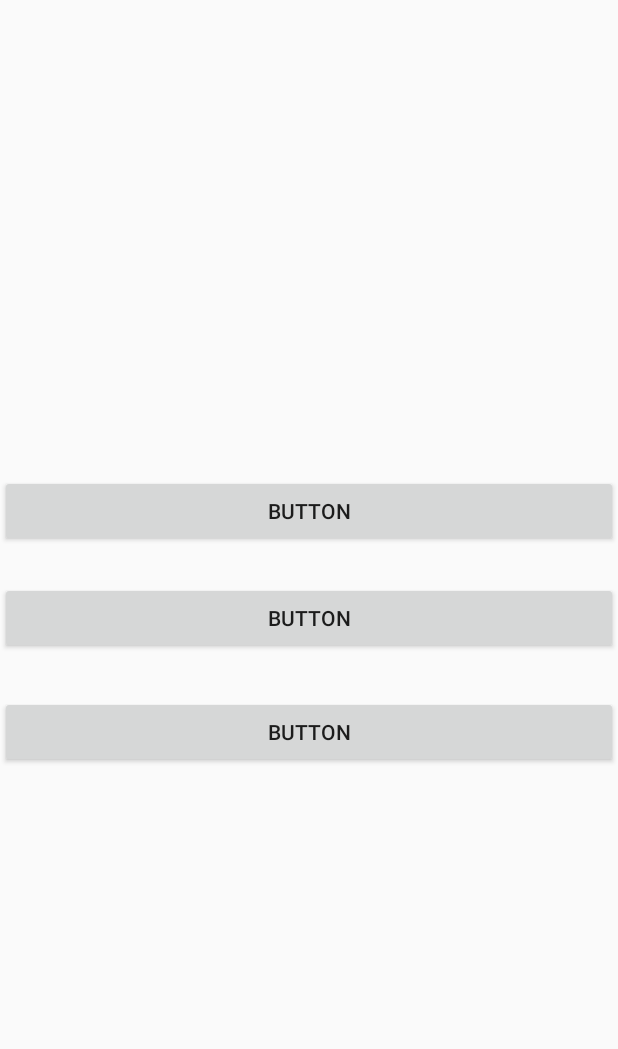
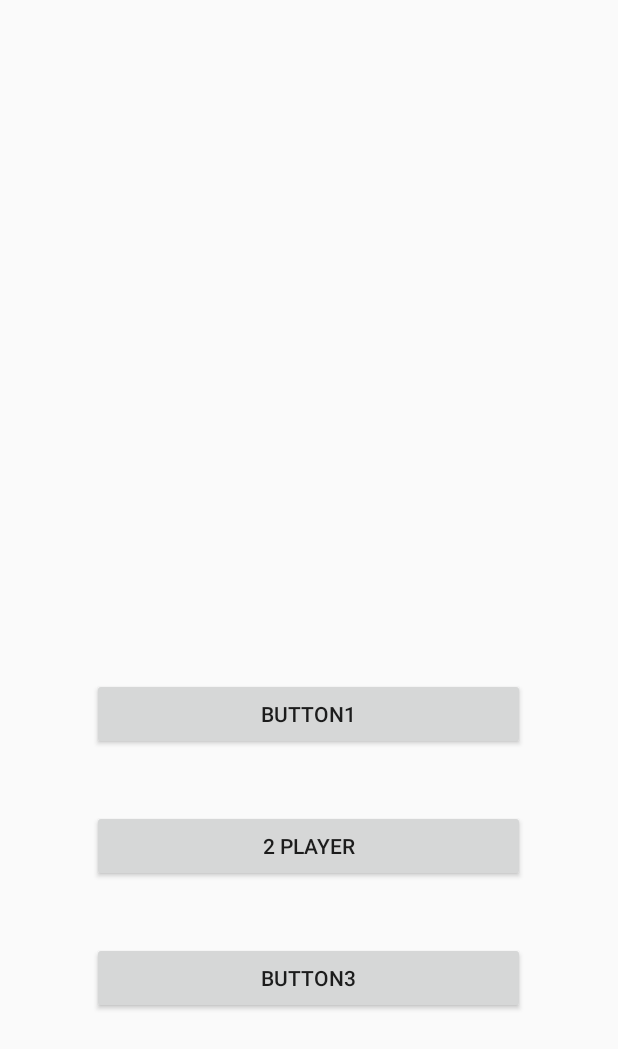
Before and after one commit to UNFDanmark/SDC2017-SimonSays5, an Android app: the screen it shows after launch (MainMenu), on a phone screen of 412 x 824 dp. Shown: the top 1049 px of the screen. Run offline under Robolectric (Android 15) with nearby library versions, the phone set to English and light mode, and no system bars.

Commit message:
UI menu work

```diff
--- a/app/src/main/AndroidManifest.xml
+++ b/app/src/main/AndroidManifest.xml
@@ -16,6 +16,8 @@
                 <category android:name="android.intent.category.LAUNCHER" />
             </intent-filter>
         </activity>
+
+        <activity android:name=".TwoPlayerActivity"/>
     </application>
 
 </manifest>
--- a/app/src/main/java/com/example/deltager/simonsays5/MainMenu.java
+++ b/app/src/main/java/com/example/deltager/simonsays5/MainMenu.java
@@ -1,8 +1,13 @@
 package com.example.deltager.simonsays5;
 
 import android.app.Activity;
+import android.content.Intent;
 import android.support.v7.app.AppCompatActivity;
 import android.os.Bundle;
+import android.view.View;
+
+import static com.example.deltager.simonsays5.R.layout.player2;
+
 
 public class MainMenu extends Activity {
 
@@ -12,4 +17,9 @@ public class MainMenu extends Activity {
         setContentView(R.layout.activity_main_menu);
     }
 
+    public void player2b (View view) {
+
+        Intent intent = new Intent(this, TwoPlayerActivity.class);
+        startActivity(intent);
+    }
 }
--- a/app/src/main/res/layout/activity_main_menu.xml
+++ b/app/src/main/res/layout/activity_main_menu.xml
@@ -1,43 +1,69 @@
-<?xml version="1.0" encoding="utf-8"?>
-<RelativeLayout xmlns:android="http://schemas.android.com/apk/res/android"
-    xmlns:app="http://schemas.android.com/apk/res-auto"
-    xmlns:tools="http://schemas.android.com/tools"
-    android:layout_width="match_parent"
-    android:layout_height="match_parent"
-    android:layout_centerHorizontal="true"
-    tools:context="com.example.deltager.simonsays5.MainMenu">
+
+
+    <LinearLayout xmlns:android="http://schemas.android.com/apk/res/android"
+        android:layout_width="fill_parent" android:layout_height="fill_parent"
+        android:id="@+id/layoutContainer" android:orientation="horizontal">
+        <RelativeLayout
+            android:layout_width="0dip"
+            android:layout_height="fill_parent"
+            android:layout_weight="0.15">
+        </RelativeLayout>
+        <RelativeLayout
+            android:layout_width="0dip"
+            android:layout_height="fill_parent"
+            android:layout_weight="0.7">
+
+            <!-- This is the part that's 70% of the total width. I'm inserting a LinearLayout and buttons.-->
+            <LinearLayout
+                android:layout_width="fill_parent"
+                android:layout_height="wrap_content"
+                android:layout_centerInParent="true"
+                android:orientation="vertical"
+                android:id="@+id/linearLayout3">
+
+            </LinearLayout>
 
             <Button
-        android:id="@+id/button6"
-        android:layout_width="match_parent"
+                android:id="@+id/button11"
+                android:layout_width="fill_parent"
                 android:layout_height="wrap_content"
-        android:layout_above="@+id/button5"
-        android:layout_centerHorizontal="true"
-        android:layout_marginBottom="23dp"
-        android:elevation="24dp"
-        android:text="Button" />
+                android:layout_alignParentLeft="true"
+                android:layout_alignParentStart="true"
+                android:layout_below="@+id/linearLayout3"
+                android:layout_marginTop="40dp"
+                android:layout_weight="2"
+                android:text="button1">
+                android:text="Button1"></Button>
 
             <Button
-        android:id="@+id/button4"
-        android:layout_width="match_parent"
+                android:id="@+id/button14"
+                android:layout_width="fill_parent"
                 android:layout_height="wrap_content"
-        android:layout_alignLeft="@+id/button5"
-        android:layout_alignStart="@+id/button5"
-        android:layout_below="@+id/button5"
-        android:layout_marginTop="28dp"
-        android:layout_weight=".1"
-        android:elevation="24dp"
-        android:text="Button" />
+                android:layout_alignParentLeft="true"
+                android:layout_below="@+id/button11"
+                android:layout_marginTop="40dp"
+                android:layout_weight="2"
+                android:onClick="player2b"
+                android:text="2 Player">
+                android:layout_alignParentStart="true"></Button>
 
             <Button
-        android:id="@+id/button5"
-        android:layout_width="match_parent"
+                android:id="@+id/button13"
+                android:layout_width="fill_parent"
                 android:layout_height="wrap_content"
-        android:layout_alignLeft="@+id/button6"
-        android:layout_alignStart="@+id/button6"
-        android:layout_centerVertical="true"
-        android:layout_weight="0.10"
-        android:elevation="24dp"
-        android:text="Button" />
+                android:layout_marginTop="40dp"
+                android:text="Button3"
+                android:layout_weight="2"
+                android:layout_below="@+id/button14"
+                android:layout_alignParentLeft="true"
+                android:layout_alignParentStart="true">
+                android:layout_alignParentStart="true"></Button>
+            <!-- 70% Width End-->
 
         </RelativeLayout>
+        <RelativeLayout
+            android:layout_width="0dip"
+            android:layout_height="fill_parent"
+            android:layout_weight="0.15">
+        </RelativeLayout>
+    </LinearLayout>
```
Also changed, not shown: app/src/main/java/com/example/deltager/simonsays5/TwoPlayerActivity.java (+22 -8 lines), app/src/main/res/layout/player2.xml (+66 -28 lines). Lines whose indentation alone changed are shown as unchanged.
